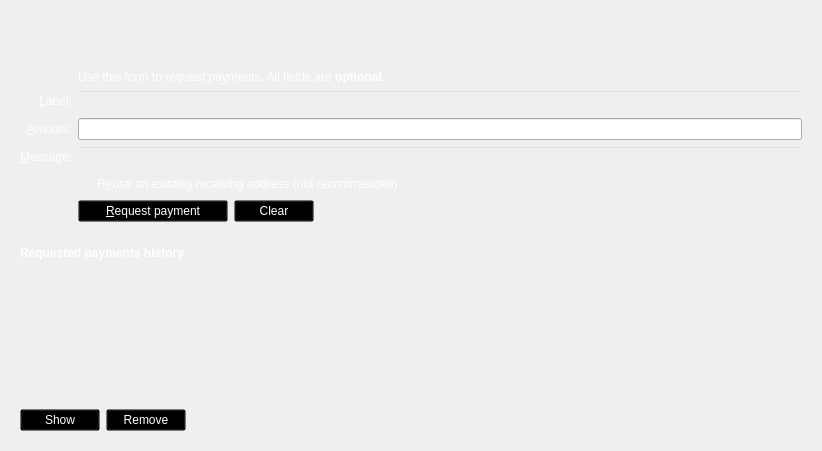
This is src/qt/forms/receivecoinsdialog.ui in thelonecrouton/bitcredit as Qt 5 draws it before an edit. The edited form follows.
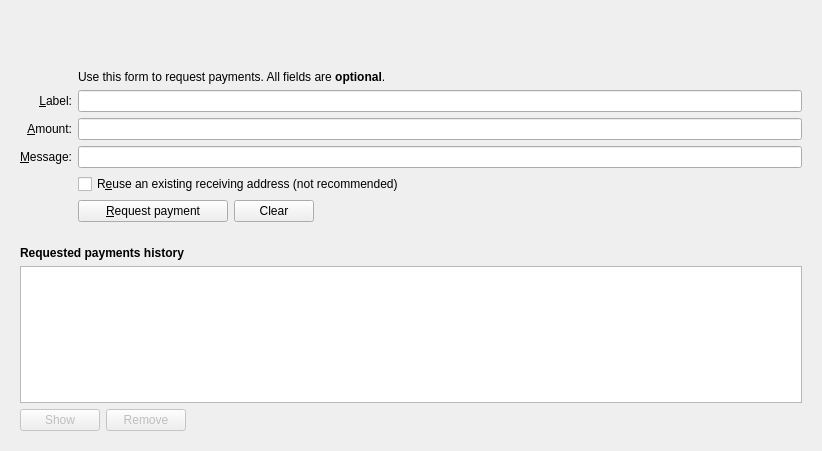
This is the edited form. Icons and pictures are not drawn. Custom widgets are drawn as their Qt base class.

```diff
--- a/src/qt/forms/receivecoinsdialog.ui
+++ b/src/qt/forms/receivecoinsdialog.ui
@@ -57,7 +57,7 @@
            <string>Reuse one of the previously used receiving addresses. Reusing addresses has security and privacy issues. Do not use this unless re-generating a payment request made before.</string>
           </property>
           <property name="styleSheet">
-           <string notr="true">color: rgb(255, 255, 255);background: transparent;</string>
+           <string notr="true"/>
           </property>
           <property name="text">
            <string>R&amp;euse an existing receiving address (not recommended)</string>
@@ -80,7 +80,7 @@
            <string>An optional message to attach to the payment request, which will be displayed when the request is opened. Note: The message will not be sent with the payment over the Bitcredits network.</string>
           </property>
           <property name="styleSheet">
-           <string notr="true">color: rgb(255, 255, 255); background: transparent;</string>
+           <string notr="true"/>
           </property>
           <property name="text">
            <string>&amp;Message:</string>
@@ -99,7 +99,7 @@
            <string>An optional label to associate with the new receiving address.</string>
           </property>
           <property name="styleSheet">
-           <string notr="true">color: rgb(255, 255, 255); background: transparent;</string>
+           <string notr="true"/>
           </property>
          </widget>
         </item>
@@ -109,14 +109,14 @@
            <string>An optional message to attach to the payment request, which will be displayed when the request is opened. Note: The message will not be sent with the payment over the Bitcredits network.</string>
           </property>
           <property name="styleSheet">
-           <string notr="true">color: rgb(255, 255, 255); background: transparent;</string>
+           <string notr="true"/>
           </property>
          </widget>
         </item>
         <item row="2" column="2">
          <widget class="QLabel" name="label_5">
           <property name="styleSheet">
-           <string notr="true">color: rgb(255, 255, 255);</string>
+           <string notr="true"/>
           </property>
           <property name="text">
            <string>Use this form to request payments. All fields are &lt;b&gt;optional&lt;/b&gt;.</string>
@@ -129,7 +129,7 @@
            <string>An optional label to associate with the new receiving address.</string>
           </property>
           <property name="styleSheet">
-           <string notr="true">color: rgb(255, 255, 255); background: transparent;</string>
+           <string notr="true"/>
           </property>
           <property name="text">
            <string>&amp;Label:</string>
@@ -148,7 +148,7 @@
            <string>An optional amount to request. Leave this empty or zero to not request a specific amount.</string>
           </property>
           <property name="styleSheet">
-           <string notr="true">color: rgb(255, 255, 255); background: transparent;</string>
+           <string notr="true"/>
           </property>
           <property name="text">
            <string>&amp;Amount:</string>
@@ -188,7 +188,7 @@
              </size>
             </property>
             <property name="styleSheet">
-             <string notr="true">color: rgb(255, 255, 255); background: transparent;</string>
+             <string notr="true"/>
             </property>
             <property name="text">
              <string>&amp;Request payment</string>
@@ -211,7 +211,7 @@
              <string>Clear all fields of the form.</string>
             </property>
             <property name="styleSheet">
-             <string notr="true">color: rgb(255, 255, 255); background: transparent;</string>
+             <string notr="true"/>
             </property>
             <property name="text">
              <string>Clear</string>
@@ -292,7 +292,7 @@
          </font>
         </property>
         <property name="styleSheet">
-         <string notr="true">color: rgb(255, 255, 255);</string>
+         <string notr="true"/>
         </property>
         <property name="text">
          <string>Requested payments history</string>
@@ -305,7 +305,7 @@
          <enum>Qt::CustomContextMenu</enum>
         </property>
         <property name="styleSheet">
-         <string notr="true">color: rgb(34,177,76); background: transparent;</string>
+         <string notr="true"/>
         </property>
         <property name="tabKeyNavigation">
          <bool>false</bool>
@@ -326,7 +326,7 @@
            <string>Show the selected request (does the same as double clicking an entry)</string>
           </property>
           <property name="styleSheet">
-           <string notr="true">color: rgb(255, 255, 255); background: transparent;</string>
+           <string notr="true"/>
           </property>
           <property name="text">
            <string>Show</string>
@@ -349,7 +349,7 @@
            <string>Remove the selected entries from the list</string>
           </property>
           <property name="styleSheet">
-           <string notr="true">color: rgb(255, 255, 255); background: transparent;</string>
+           <string notr="true"/>
           </property>
           <property name="text">
            <string>Remove</string>
```
Left out of the diff: 10 changed lines with no effect on the pictures.
